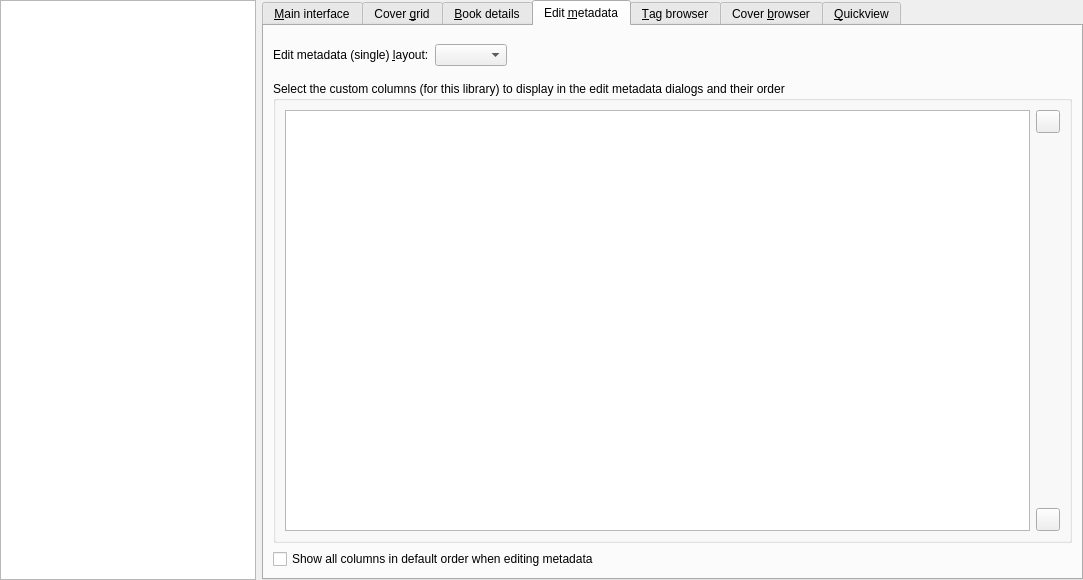
Qt form src/calibre/gui2/preferences/look_feel.ui (debian-calibre/calibre) before a commit.
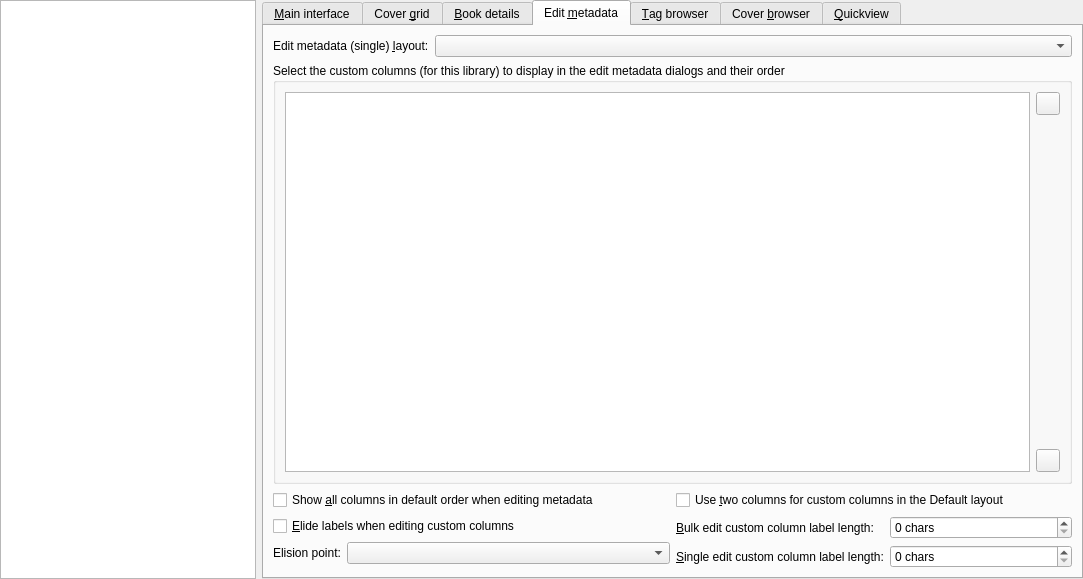
The same form after that commit. The open tabs and pages were chosen to show the change. Icons and pictures are not drawn. Custom widgets are drawn as their Qt base class.

```diff
--- a/src/calibre/gui2/preferences/look_feel.ui
+++ b/src/calibre/gui2/preferences/look_feel.ui
@@ -7,7 +7,7 @@
     <x>0</x>
     <y>0</y>
     <width>1083</width>
-    <height>580</height>
+    <height>579</height>
    </rect>
   </property>
   <property name="windowTitle">
@@ -908,10 +908,10 @@
       <attribute name="title">
        <string>Edit &amp;metadata</string>
       </attribute>
-      <layout class="QGridLayout" name="gridLayout_61">
-       <item row="1" column="0">
-        <layout class="QHBoxLayout" name="horizontalLayout1">
-         <item>
+      <layout class="QVBoxLayout" name="vbox_layout_61">
+       <item>
+        <layout class="QFormLayout">
+         <item row="0" column="0">
           <widget class="QLabel" name="edit_metadata_single_label">
            <property name="text">
             <string>Edit metadata (single) &amp;layout:</string>
@@ -921,29 +921,16 @@
            </property>
           </widget>
          </item>
-         <item>
+         <item row="0" column="1">
           <widget class="QComboBox" name="opt_edit_metadata_single_layout">
            <property name="toolTip">
             <string>Choose a different layout for the Edit metadata dialog. The compact metadata layout favors editing custom metadata over changing covers and formats.</string>
            </property>
           </widget>
          </item>
-         <item>
-          <spacer name="verticalSpacer_5">
-           <property name="orientation">
-            <enum>Qt::Horizontal</enum>
-           </property>
-           <property name="sizeHint" stdset="0">
-            <size>
-             <width>20</width>
-             <height>40</height>
-            </size>
-           </property>
-          </spacer>
-         </item>
         </layout>
        </item>
-       <item row="6" column="0">
+       <item>
         <widget class="QGroupBox" name="groupBox">
          <property name="title">
           <string>Select the custom columns (for this library) to display in the edit metadata dialogs and their order</string>
@@ -994,18 +981,105 @@
          </layout>
         </widget>
        </item>
-       <item row="8" column="0">
-        <widget class="QCheckBox" name="opt_edit_metadata_ignore_display_order">
-         <property name="text">
-          <string>Show all columns in default order when editing metadata</string>
-         </property>
-         <property name="toolTip">
-          <string>&lt;p&gt;Check this box to make the edit metadata dialogs ignore the
+       <item>
+        <layout class="QHBoxLayout">
+         <item>
+          <layout class="QFormLayout">
+           <item row="0" column="0" colspan="2">
+            <widget class="QCheckBox" name="opt_edit_metadata_ignore_display_order">
+             <property name="toolTip">
+              <string>&lt;p&gt;Check this box to make the edit metadata dialogs ignore the
 above specifications, showing all the columns in the default order. This is
 useful for temporarily seeing all your columns in the dialogs without losing
 the display and order specifications.&lt;/p&gt;</string>
-         </property>
-        </widget>
+             </property>
+             <property name="text">
+              <string>Show &amp;all columns in default order when editing metadata</string>
+             </property>
+            </widget>
+           </item>
+           <item row="1" column="0" colspan="2">
+            <widget class="QCheckBox" name="opt_edit_metadata_elide_labels">
+             <property name="toolTip">
+              <string>If checked then labels wider than the label width
+will be elided, otherwise they will be word wrapped.</string>
+             </property>
+             <property name="text">
+              <string>&amp;Elide labels when editing custom columns</string>
+             </property>
+            </widget>
+           </item>
+           <item row="2" column="0">
+            <widget class="QLabel" name="label_102">
+             <property name="text">
+              <string>Elision point:</string>
+             </property>
+             <property name="buddy">
+              <cstring>opt_edit_metadata_elision_point</cstring>
+             </property>
+            </widget>
+           </item>
+           <item row="2" column="1">
+            <widget class="QComboBox" name="opt_edit_metadata_elision_point">
+             <property name="toolTip">
+              <string>Choose where in the label to put the...</string>
+             </property>
+            </widget>
+           </item>
+          </layout>
+         </item>
+         <item>
+          <layout class="QFormLayout">
+           <item row="0" column="0" colspan="2">
+            <widget class="QCheckBox" name="opt_edit_metadata_single_use_2_cols_for_custom_fields">
+             <property name="text">
+              <string>Use &amp;two columns for custom columns in the Default layout</string>
+             </property>
+            </widget>
+           </item>
+           <item row="1" column="0">
+            <widget class="QLabel" name="label_102">
+             <property name="text">
+              <string>&amp;Bulk edit custom column label length:</string>
+             </property>
+             <property name="buddy">
+              <cstring>opt_edit_metadata_bulk_cc_label_length</cstring>
+             </property>
+            </widget>
+           </item>
+           <item row="1" column="1">
+            <widget class="QSpinBox" name="opt_edit_metadata_bulk_cc_label_length">
+             <property name="toolTip">
+              <string>The maximum width of a custom column label for the bulk metadata edit dialog in average characters.</string>
+             </property>
+             <property name="suffix">
+              <string> chars</string>
+             </property>
+            </widget>
+           </item>
+           <item row="2" column="0">
+            <widget class="QLabel" name="label_1022">
+             <property name="text">
+              <string>&amp;Single edit custom column label length:</string>
+             </property>
+             <property name="buddy">
+              <cstring>opt_edit_metadata_single_cc_label_length</cstring>
+             </property>
+            </widget>
+           </item>
+           <item row="2" column="1">
+            <widget class="QSpinBox" name="opt_edit_metadata_single_cc_label_length">
+             <property name="toolTip">
+              <string>The maximum width of a custom column label for the single metadata edit dialog in average characters.</string>
+             </property>
+             <property name="suffix">
+              <string> chars</string>
+             </property>
+            </widget>
+           </item>
+          </layout>
+         </item>
+        </layout>
        </item>
       </layout>
      </widget>
```
Left out of the diff: 15 changed lines with no effect on the pictures.
